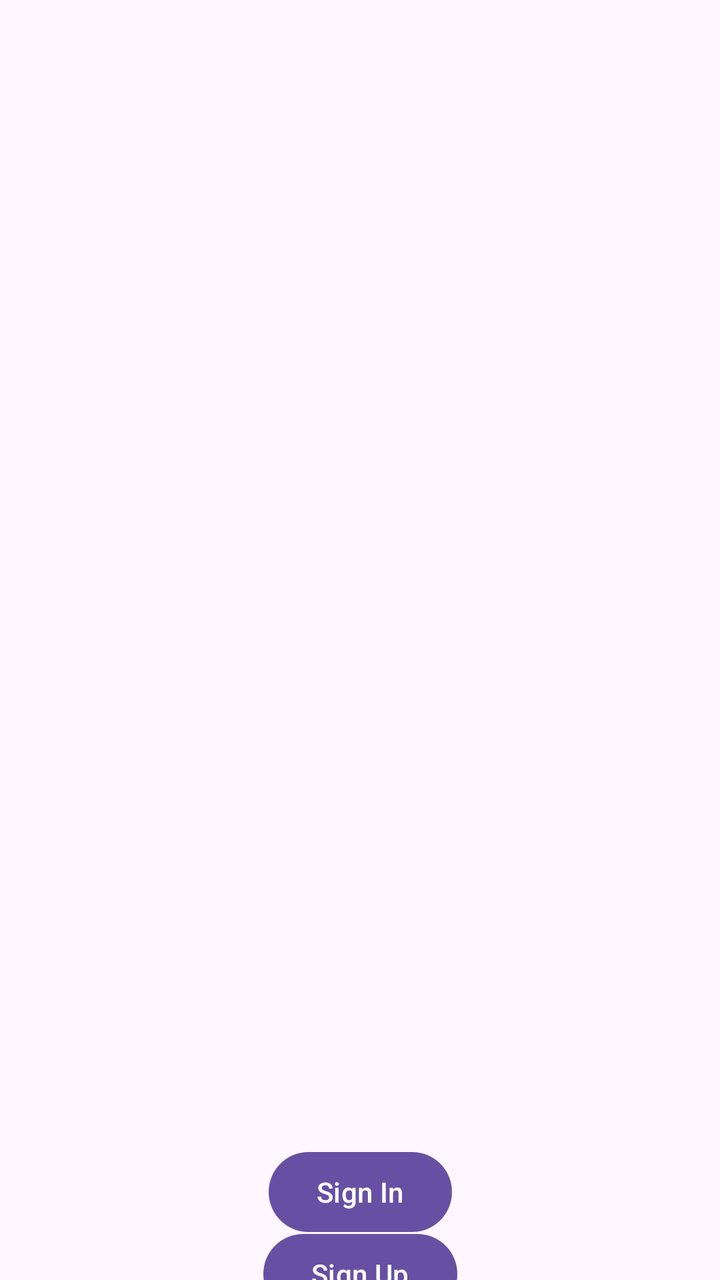
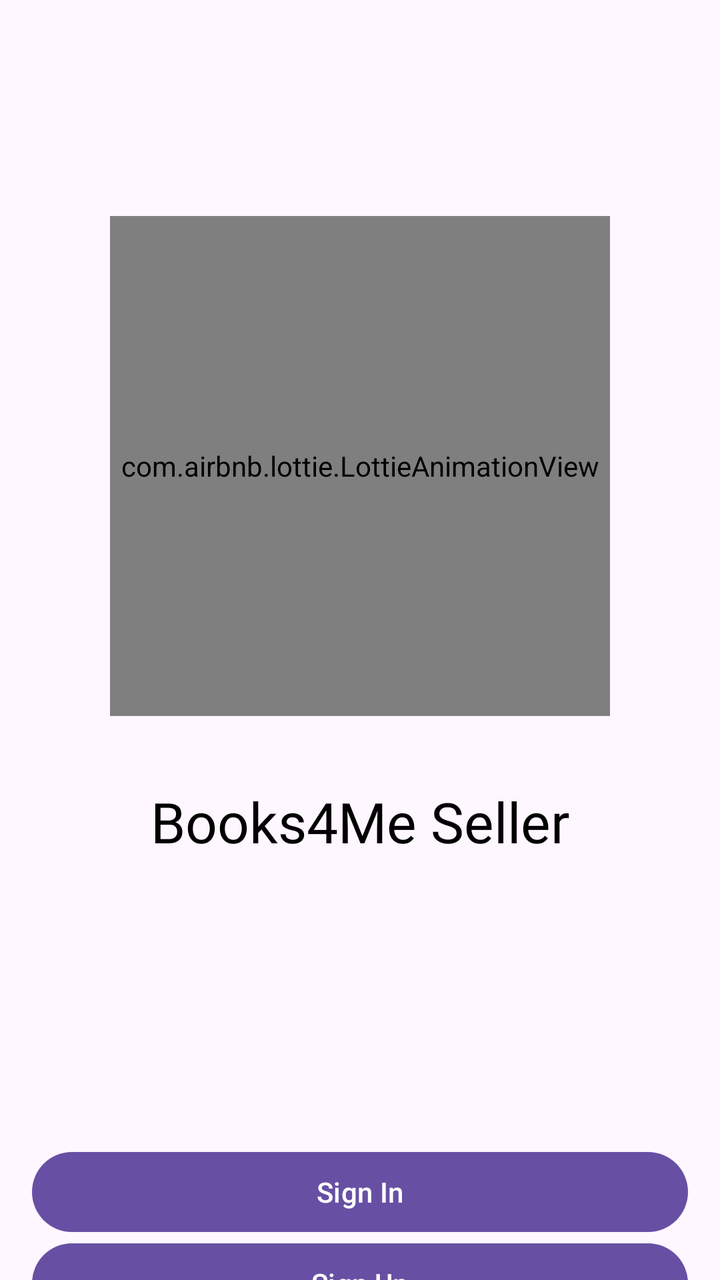

An Android layout rendered at two revisions. The XML below is the earlier revision; the diff shows what the commit changed to produce the second picture.
<!-- AndroidManifest.xml: application theme Theme.BooksForMeSeller -->
<!-- res/layout/activity_main.xml -->
<?xml version="1.0" encoding="utf-8"?>
<androidx.constraintlayout.widget.ConstraintLayout xmlns:android="http://schemas.android.com/apk/res/android"
    xmlns:app="http://schemas.android.com/apk/res-auto"
    xmlns:tools="http://schemas.android.com/tools"
    android:id="@+id/main"
    android:layout_width="match_parent"
    android:layout_height="match_parent"
    tools:context=".activity.MainActivity">

    <Button
        android:id="@+id/sign_in_button"
        android:layout_width="wrap_content"
        android:layout_height="wrap_content"
        android:layout_marginTop="572dp"
        android:text="@string/sign_in_button"
        app:layout_constraintEnd_toEndOf="parent"
        app:layout_constraintStart_toStartOf="parent"
        app:layout_constraintTop_toTopOf="parent" />

    <Button
        android:id="@+id/sign_up_button"
        android:layout_width="wrap_content"
        android:layout_height="wrap_content"
        android:text="@string/sign_up_button"
        app:layout_constraintBottom_toBottomOf="parent"
        app:layout_constraintEnd_toEndOf="parent"
        app:layout_constraintStart_toStartOf="parent"
        app:layout_constraintTop_toBottomOf="@+id/sign_in_button"
        app:layout_constraintVertical_bias="0.253" />
</androidx.constraintlayout.widget.ConstraintLayout>
<!-- resources referenced by this layout -->
<resources>
  <string name="sign_in_button">Sign In</string>
  <string name="sign_up_button">Sign Up</string>
  <style name="Theme.BooksForMeSeller" parent="Base.Theme.BooksForMeSeller" />
  <style name="Base.Theme.BooksForMeSeller" parent="Theme.Material3.DayNight.NoActionBar">
          
          
      </style>
</resources>

<!-- the commit's change to res/layout/activity_main.xml (unified diff, before → after) -->
@@ -7,11 +7,40 @@
     android:layout_height="match_parent"
     tools:context=".activity.MainActivity">
 
+
+    <com.airbnb.lottie.LottieAnimationView
+        android:id="@+id/lottieAnimationView"
+        android:layout_width="250dp"
+        android:layout_height="250dp"
+        android:layout_marginTop="108dp"
+        app:layout_constraintEnd_toEndOf="parent"
+        app:layout_constraintStart_toStartOf="parent"
+        app:layout_constraintTop_toTopOf="parent"
+        app:lottie_autoPlay="true"
+        app:lottie_loop="true"
+        app:lottie_rawRes="@raw/book_animation" />
+
+    <TextView
+        android:id="@+id/appNameText"
+        android:layout_width="wrap_content"
+        android:layout_height="wrap_content"
+        android:layout_marginTop="24dp"
+        android:fontFamily="@font/poppins_bold"
+        android:padding="10dp"
+        android:text="Books4Me Seller"
+        android:textColor="@color/black"
+        android:textSize="28sp"
+        app:layout_constraintEnd_toEndOf="parent"
+        app:layout_constraintStart_toStartOf="parent"
+        app:layout_constraintTop_toBottomOf="@id/lottieAnimationView" />
+
     <Button
         android:id="@+id/sign_in_button"
-        android:layout_width="wrap_content"
+        android:layout_width="match_parent"
         android:layout_height="wrap_content"
         android:layout_marginTop="572dp"
+        android:layout_marginStart="16dp"
+        android:layout_marginEnd="16dp"
         android:text="@string/sign_in_button"
         app:layout_constraintEnd_toEndOf="parent"
         app:layout_constraintStart_toStartOf="parent"
@@ -19,12 +48,14 @@
 
     <Button
         android:id="@+id/sign_up_button"
-        android:layout_width="wrap_content"
+        android:layout_width="match_parent"
         android:layout_height="wrap_content"
         android:text="@string/sign_up_button"
         app:layout_constraintBottom_toBottomOf="parent"
+        android:layout_marginStart="16dp"
+        android:layout_marginEnd="16dp"
         app:layout_constraintEnd_toEndOf="parent"
         app:layout_constraintStart_toStartOf="parent"
         app:layout_constraintTop_toBottomOf="@+id/sign_in_button"
-        app:layout_constraintVertical_bias="0.253" />
+        app:layout_constraintVertical_bias="0.085" />
 </androidx.constraintlayout.widget.ConstraintLayout>
<!-- resource entries referenced after the edit -->
@@ -1,5 +1,6 @@
 <!-- resources referenced by this layout -->
 <resources>
+  <color name="black">#FF000000</color>
   <string name="sign_in_button">Sign In</string>
   <string name="sign_up_button">Sign Up</string>
   <style name="Theme.BooksForMeSeller" parent="Base.Theme.BooksForMeSeller" />
